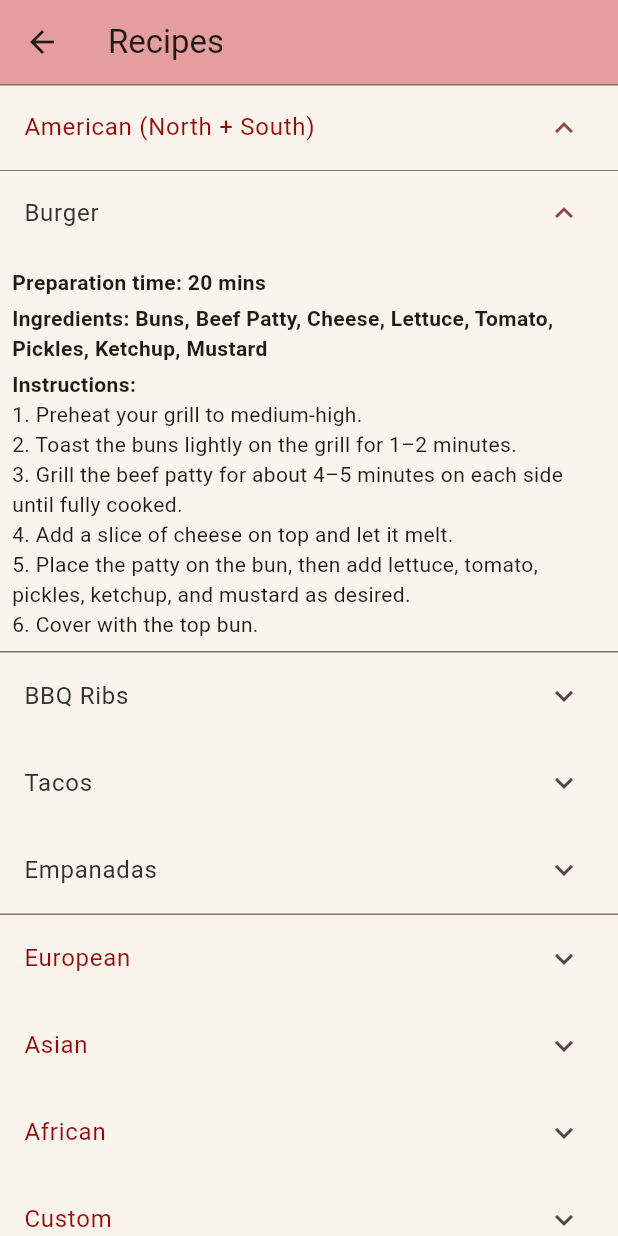
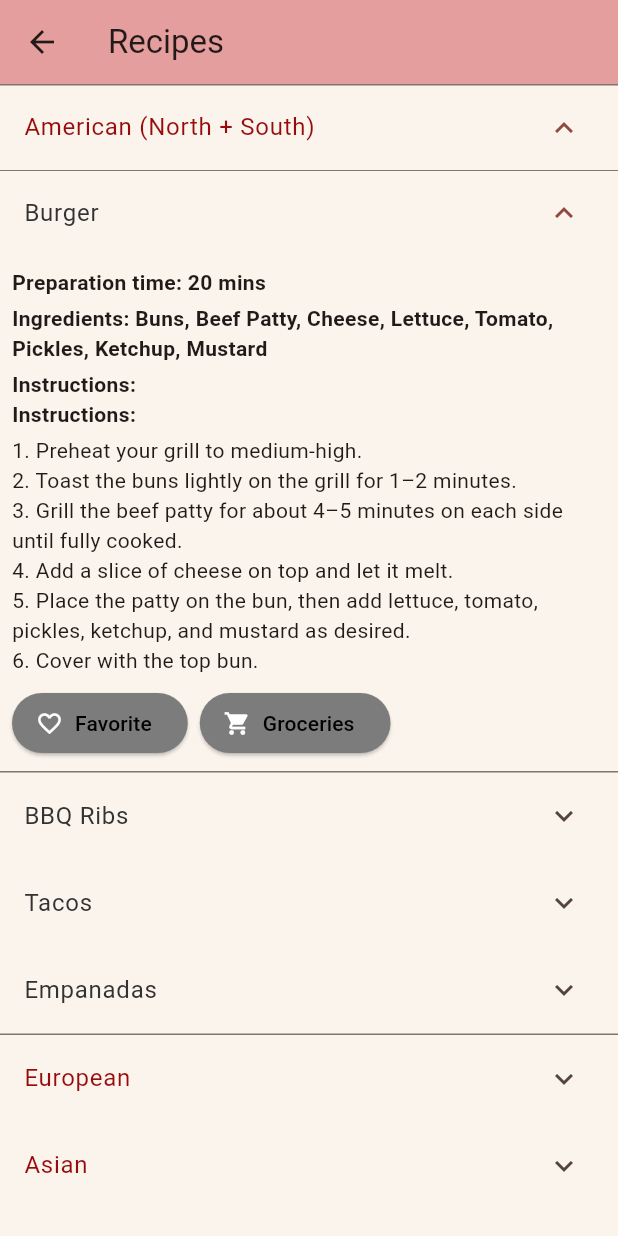
Before and after one commit to rayh4an/Project1MAD, a Flutter app: the RecipePage screen opened directly with empty values, after a tap on "American (North + South)", after a tap on "Burger", on a phone screen of 412 x 824 dp. Run offline on Flutter 3.47's test engine with Material 3 defaults, Android fonts, the phone set to English and light mode, and no system bars; our stand-ins replace sqflite; accounts and stored records are empty.

Commit message:
buttons for fav and groc

```diff
--- a/project1mad/lib/recipe.dart
+++ b/project1mad/lib/recipe.dart
@@ -160,6 +160,48 @@ class _RecipePageState extends State<RecipePage> {
   final Color secondaryColor = const Color.fromARGB(255, 152, 11, 11);
   final Color thirdColor = const Color.fromARGB(255, 50, 50, 50);
   final Color backgroundColor = const Color.fromARGB(255, 250, 244, 236);
+
+  final List<Map<String, dynamic>> favoriteRecipes = [];
+  final List<String> groceryList = [];
+  final Set<String> favoritedRecipeNames = {};
+  final Set<String> groceryIngredientKeys = {};
+
+  void _toggleFavorite(Map<String, dynamic> recipe) {
+    final name = recipe['name'];
+    setState(() {
+      if (favoritedRecipeNames.contains(name)) {
+        favoritedRecipeNames.remove(name);
+        ScaffoldMessenger.of(
+          context,
+        ).showSnackBar(SnackBar(content: Text('Removed from favorites')));
+      } else {
+        favoritedRecipeNames.add(name);
+        ScaffoldMessenger.of(
+          context,
+        ).showSnackBar(SnackBar(content: Text('Added to favorites')));
+      }
+    });
+  }
+
+  void _toggleGroceries(String ingredients) {
+    final key = ingredients.trim();
+    final items = ingredients.split(',').map((e) => e.trim()).toList();
+    setState(() {
+      if (groceryIngredientKeys.contains(key)) {
+        groceryIngredientKeys.remove(key);
+        groceryList.removeWhere((item) => items.contains(item));
+        ScaffoldMessenger.of(
+          context,
+        ).showSnackBar(SnackBar(content: Text('Removed from groceries')));
+      } else {
+        groceryIngredientKeys.add(key);
+        groceryList.addAll(items);
+        ScaffoldMessenger.of(
+          context,
+        ).showSnackBar(SnackBar(content: Text('Added to groceries')));
+      }
+    });
+  }
 
   @override
   void initState() {
@@ -432,6 +474,13 @@ class _RecipePageState extends State<RecipePage> {
                                       fontWeight: FontWeight.bold,
                                     ),
                                   ),
+                                  const Text(
+                                    "Instructions:",
+                                    style: TextStyle(
+                                      fontWeight: FontWeight.bold,
+                                    ),
+                                  ),
+                                  const SizedBox(height: 4),
                                   ...recipe['instruction']
                                       .toString()
                                       .split('.')
@@ -444,6 +493,78 @@ class _RecipePageState extends State<RecipePage> {
                                           "${entry.key + 1}. ${entry.value.trim()}.",
                                         ),
                                       ),
+                                  const SizedBox(height: 8),
+                                  Row(
+                                    children: [
+                                      ElevatedButton.icon(
+                                        onPressed:
+                                            () => _toggleFavorite(recipe),
+                                        icon: Icon(
+                                          favoritedRecipeNames.contains(
+                                                recipe['name'],
+                                              )
+                                              ? Icons.favorite
+                                              : Icons.favorite_border,
+                                          color: Colors.white,
+                                        ),
+                                        label: const Text(
+                                          'Favorite',
+                                          style: TextStyle(color: Colors.black),
+                                        ),
+                                        style: ElevatedButton.styleFrom(
+                                          backgroundColor:
+                                              favoritedRecipeNames.contains(
+                                                    recipe['name'],
+                                                  )
+                                                  ? const Color.fromARGB(
+                                                    255,
+                                                    224,
+                                                    69,
+                                                    58,
+                                                  )
+                                                  : const Color.fromARGB(
+                                                    255,
+                                                    124,
+                                                    124,
+                                                    124,
+                                                  ),
+                                        ),
+                                      ),
+                                      const SizedBox(width: 8),
+                                      ElevatedButton.icon(
+                                        onPressed:
+                                            () => _toggleGroceries(
+                                              recipe['ingredients'],
+                                            ),
+                                        icon: Icon(
+                                          Icons.shopping_cart,
+                                          color: Colors.white,
+                                        ),
+                                        label: Text(
+                                          'Groceries',
+                                          style: TextStyle(color: Colors.black),
+                                        ),
+                                        style: ElevatedButton.styleFrom(
+                                          backgroundColor:
+                                              groceryIngredientKeys.contains(
+                                                    recipe['ingredients'],
+                                                  )
+                                                  ? const Color.fromARGB(
+                                                    255,
+                                                    101,
+                                                    239,
+                                                    106,
+                                                  )
+                                                  : const Color.fromARGB(
+                                                    255,
+                                                    124,
+                                                    124,
+                                                    124,
+                                                  ),
+                                        ),
+                                      ),
+                                    ],
+                                  ),
                                 ],
                               ),
                             ),
```
